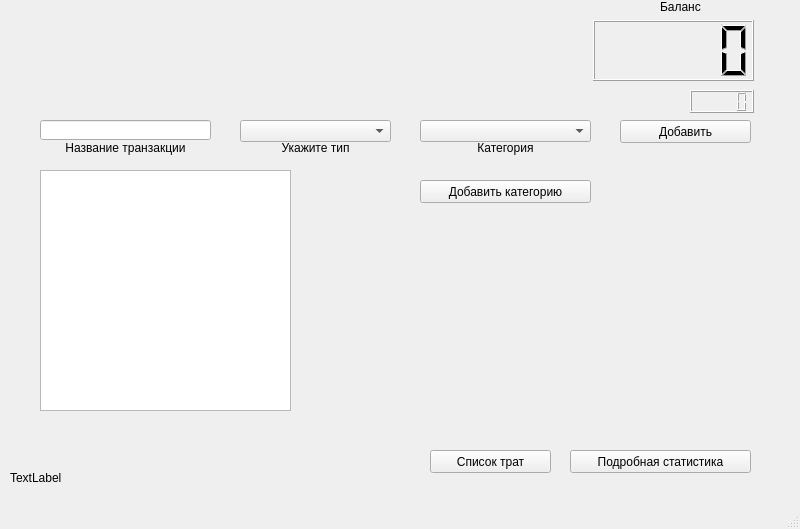
Above: main.ui from r-kulik/germes before the change. Below: the same form after it.
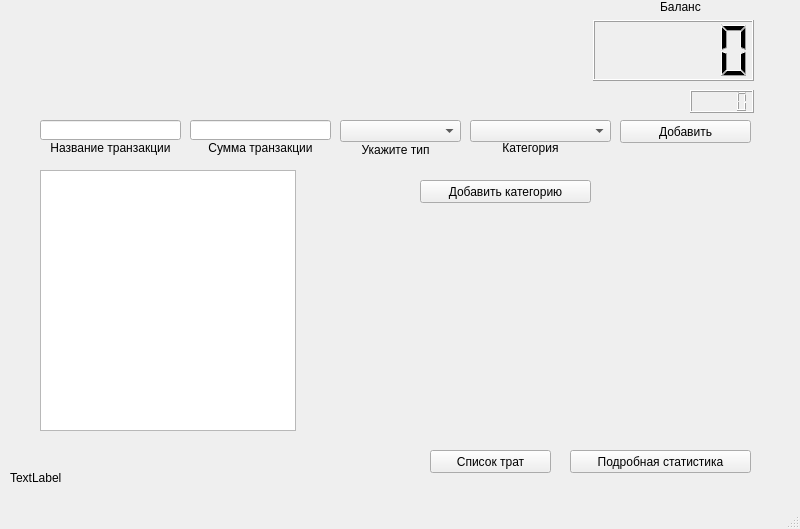
That is the form after the change.

```diff
--- a/main.ui
+++ b/main.ui
@@ -19,7 +19,7 @@
      <rect>
       <x>40</x>
       <y>120</y>
-      <width>171</width>
+      <width>141</width>
       <height>20</height>
      </rect>
     </property>
@@ -27,9 +27,9 @@
    <widget class="QComboBox" name="comboBox">
     <property name="geometry">
      <rect>
-      <x>420</x>
+      <x>470</x>
       <y>120</y>
-      <width>171</width>
+      <width>141</width>
       <height>22</height>
      </rect>
     </property>
@@ -37,9 +37,9 @@
    <widget class="QComboBox" name="comboBox_2">
     <property name="geometry">
      <rect>
-      <x>240</x>
+      <x>340</x>
       <y>120</y>
-      <width>151</width>
+      <width>121</width>
       <height>22</height>
      </rect>
     </property>
@@ -103,22 +103,12 @@
      </rect>
     </property>
    </widget>
-   <widget class="QGraphicsView" name="graphicsView">
-    <property name="geometry">
-     <rect>
-      <x>40</x>
-      <y>170</y>
-      <width>251</width>
-      <height>241</height>
-     </rect>
-    </property>
-   </widget>
    <widget class="QLabel" name="label">
     <property name="geometry">
      <rect>
       <x>40</x>
       <y>140</y>
-      <width>171</width>
+      <width>141</width>
       <height>16</height>
      </rect>
     </property>
@@ -132,10 +122,10 @@
    <widget class="QLabel" name="label_2">
     <property name="geometry">
      <rect>
-      <x>240</x>
+      <x>340</x>
       <y>140</y>
-      <width>151</width>
-      <height>16</height>
+      <width>111</width>
+      <height>20</height>
      </rect>
     </property>
     <property name="text">
@@ -148,9 +138,9 @@
    <widget class="QLabel" name="label_3">
     <property name="geometry">
      <rect>
-      <x>420</x>
+      <x>470</x>
       <y>140</y>
-      <width>171</width>
+      <width>121</width>
       <height>16</height>
      </rect>
     </property>
@@ -200,6 +190,42 @@
      <string>Баланс</string>
     </property>
    </widget>
+   <widget class="QListView" name="listView">
+    <property name="geometry">
+     <rect>
+      <x>40</x>
+      <y>170</y>
+      <width>256</width>
+      <height>261</height>
+     </rect>
+    </property>
+   </widget>
+   <widget class="QLineEdit" name="lineEdit_2">
+    <property name="geometry">
+     <rect>
+      <x>190</x>
+      <y>120</y>
+      <width>141</width>
+      <height>20</height>
+     </rect>
+    </property>
+   </widget>
+   <widget class="QLabel" name="label_6">
+    <property name="geometry">
+     <rect>
+      <x>190</x>
+      <y>140</y>
+      <width>141</width>
+      <height>16</height>
+     </rect>
+    </property>
+    <property name="text">
+     <string>Сумма транзакции</string>
+    </property>
+    <property name="alignment">
+     <set>Qt::AlignCenter</set>
+    </property>
+   </widget>
   </widget>
   <widget class="QMenuBar" name="menubar">
    <property name="geometry">
```
